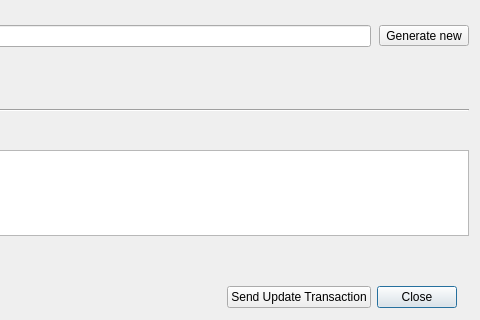
First picture: the form in src/ui/ui_upd_mn_registrar_dlg.ui, repository Bertrand256/dash-masternode-tool, before the edit; both pictures show x 354 to 834 and y 157 to 477 of the 834 by 477 pixel window.
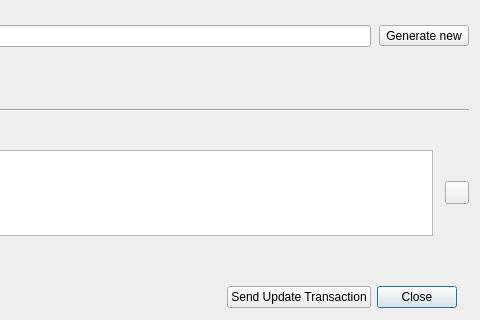
Second picture: the form after the edit.

Commit message: Protx-related dialogs: - removing newline characters when copying text from the helper text box for manual commands - added buttons to copy a manual command to the clipboard - enabling operation without a network connection to RPC servers

```diff
--- a/src/ui/ui_upd_mn_registrar_dlg.ui
+++ b/src/ui/ui_upd_mn_registrar_dlg.ui
@@ -272,6 +272,8 @@
     </widget>
    </item>
    <item>
+    <layout class="QHBoxLayout" name="horizontalLayout_2">
+     <item>
     <widget class="QTextBrowser" name="edtManualCommands">
      <property name="openExternalLinks">
       <bool>true</bool>
@@ -280,6 +282,18 @@
       <bool>true</bool>
      </property>
     </widget>
+     </item>
+     <item>
+      <widget class="QToolButton" name="btnCopyCommandText">
+       <property name="toolTip">
+        <string>Copy the command text for manual execution</string>
+       </property>
+       <property name="text">
+        <string/>
+       </property>
+      </widget>
+     </item>
+    </layout>
    </item>
    <item>
     <widget class="QLabel" name="lblMessage">
```
Lines whose indentation alone changed are shown as unchanged. The commit also changes 11 other files.
